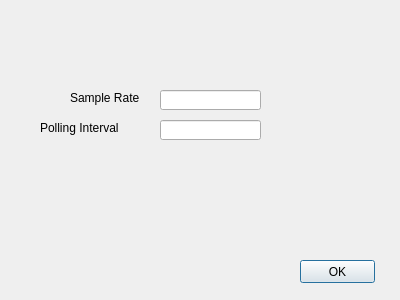
atraastrum/project-a-elec-e8002, file user-interface/ExperimentControl/dialog.ui: the form before one commit.
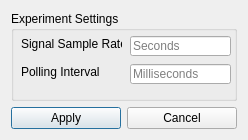
The form after the commit.

Commit message: Added logic and better UI for setup dialog

The edit to the form file:
```diff
--- a/user-interface/ExperimentControl/dialog.ui
+++ b/user-interface/ExperimentControl/dialog.ui
@@ -6,54 +6,77 @@
    <rect>
     <x>0</x>
     <y>0</y>
-    <width>400</width>
-    <height>300</height>
+    <width>248</width>
+    <height>140</height>
    </rect>
   </property>
   <property name="windowTitle">
    <string>Gamry Setup</string>
   </property>
-  <widget class="QLineEdit" name="SampleRate">
-   <property name="geometry">
-    <rect>
-     <x>160</x>
-     <y>90</y>
-     <width>101</width>
-     <height>20</height>
-    </rect>
-   </property>
-  </widget>
-  <widget class="QLabel" name="label">
-   <property name="geometry">
-    <rect>
-     <x>70</x>
-     <y>90</y>
-     <width>71</width>
-     <height>16</height>
-    </rect>
-   </property>
+  <layout class="QGridLayout" name="gridLayout">
+   <item row="2" column="0">
+    <widget class="QPushButton" name="pushButton_2">
    <property name="text">
-    <string>Sample Rate</string>
-   </property>
-  </widget>
+      <string>Apply</string>
+     </property>
+    </widget>
+   </item>
+   <item row="2" column="1">
   <widget class="QPushButton" name="pushButton">
+     <property name="text">
+      <string>Cancel</string>
+     </property>
+    </widget>
+   </item>
+   <item row="0" column="0" colspan="2">
+    <widget class="QGroupBox" name="groupBox">
+     <property name="title">
+      <string>Experiment Settings</string>
+     </property>
+     <widget class="QLabel" name="label">
    <property name="geometry">
     <rect>
-     <x>300</x>
-     <y>260</y>
-     <width>75</width>
-     <height>23</height>
+        <x>10</x>
+        <y>25</y>
+        <width>101</width>
+        <height>16</height>
     </rect>
    </property>
    <property name="text">
-    <string>OK</string>
+       <string>Signal Sample Rate</string>
+      </property>
+     </widget>
+     <widget class="QLineEdit" name="SampleRate">
+      <property name="geometry">
+       <rect>
+        <x>119</x>
+        <y>25</y>
+        <width>101</width>
+        <height>20</height>
+       </rect>
+      </property>
+      <property name="placeholderText">
+       <string>Seconds</string>
+      </property>
+     </widget>
+     <widget class="QLineEdit" name="PollingInterval">
+      <property name="geometry">
+       <rect>
+        <x>119</x>
+        <y>53</y>
+        <width>101</width>
+        <height>20</height>
+       </rect>
+      </property>
+      <property name="placeholderText">
+       <string>Milliseconds</string>
    </property>
   </widget>
   <widget class="QLabel" name="label_2">
    <property name="geometry">
     <rect>
-     <x>40</x>
-     <y>120</y>
+        <x>10</x>
+        <y>53</y>
      <width>101</width>
      <height>16</height>
     </rect>
@@ -62,16 +85,9 @@
     <string>Polling Interval</string>
    </property>
   </widget>
-  <widget class="QLineEdit" name="PollingInterval">
-   <property name="geometry">
-    <rect>
-     <x>160</x>
-     <y>120</y>
-     <width>101</width>
-     <height>20</height>
-    </rect>
-   </property>
-  </widget>
+    </widget>
+   </item>
+  </layout>
  </widget>
  <resources/>
  <connections/>
```
Lines whose indentation alone changed are shown as unchanged. The commit also changes 4 other files.
